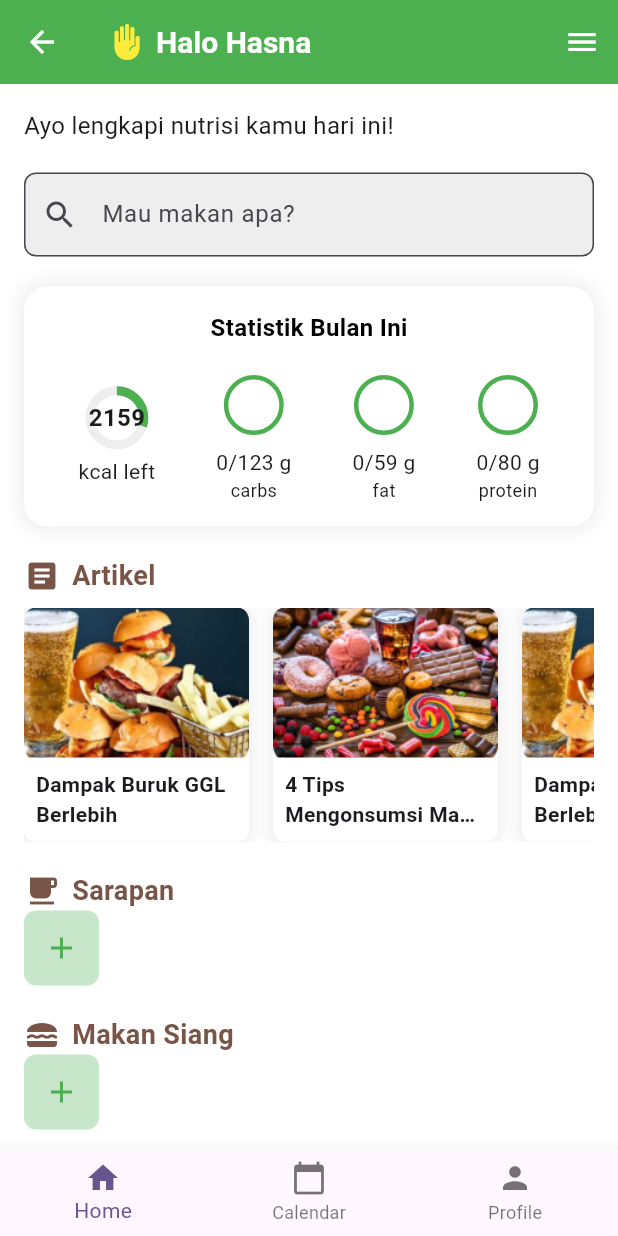
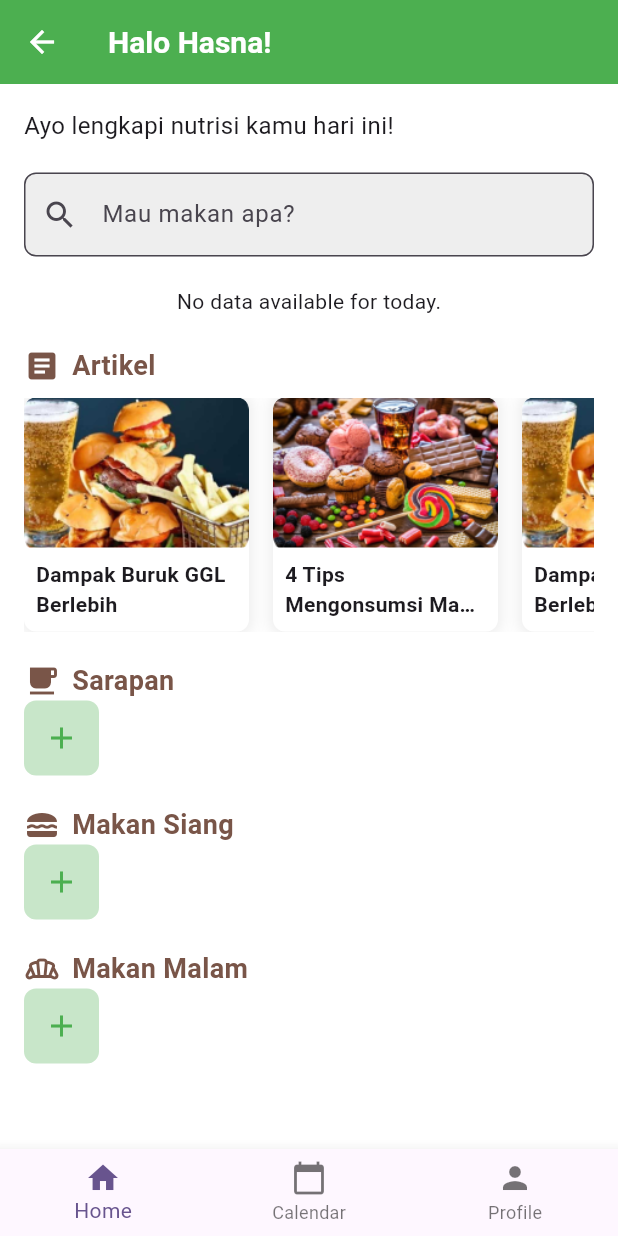
Before and after one commit to nailahazhr/tekber-finalproject, a Flutter app: the HomePage screen opened by its route, on a phone screen of 412 x 824 dp. Run offline on Flutter 3.47's test engine with Material 3 defaults, Android fonts, the phone set to English and light mode, and no system bars; our stand-ins replace cloud_firestore, connectivity_plus, easy_date_timeline, firebase_core, syncfusion_flutter_charts, table_calendar; accounts and stored records are empty; Roboto replaces fonts that are missing (Poppins).

Commit message:
add dynamic statistik harian

```diff
--- a/lib/screens/home_page.dart
+++ b/lib/screens/home_page.dart
@@ -1,3 +1,4 @@
+import 'package:cloud_firestore/cloud_firestore.dart';
 import 'package:flutter/material.dart';
 import 'package:ns_apps/data_to_cloud/pageAddMakan.dart';
 import 'package:ns_apps/screens/calendar_screen.dart';
@@ -36,7 +37,6 @@ class HomePage extends StatelessWidget {
         return;
     }
   }
-
   @override
   Widget build(BuildContext context) {
     return Scaffold(
@@ -45,10 +45,10 @@ class HomePage extends StatelessWidget {
          foregroundColor:Colors.white, backgroundColor: Colors.green,
         title: const Row(
           children: [
-            Icon(Icons.front_hand, color: Colors.yellow),
-            SizedBox(width: 8),
+            // Icon(Icons.front_hand, color: Colors.yellow),
+
             Text(
-              'Halo Hasna',
+              'Halo Hasna!',
               style: TextStyle(
                 color: Colors.white,
                 fontSize: 20,
@@ -59,10 +59,7 @@ class HomePage extends StatelessWidget {
             SizedBox(width: 8),
           ],
         ),
-        actions: [
-          IconButton(
-              icon: const Icon(Icons.menu, color: Colors.white), onPressed: () {}),
-        ],
+
       ),
       body: SingleChildScrollView(
         padding: const EdgeInsets.all(16.0),
@@ -116,8 +113,52 @@ class HomePage extends StatelessWidget {
       ),
     );
   }
+  Widget _buildNutritionStats() {
+    return StreamBuilder<QuerySnapshot>(
+      stream: FirebaseFirestore.instance
+          .collection('nutrisiPengguna')
+          .where('time', isGreaterThanOrEqualTo: DateTime.now().subtract(Duration(days: 1)))
+          .snapshots(),
+      builder: (context, snapshot) {
+        if (snapshot.connectionState == ConnectionState.waiting) {
+          return Center(child: CircularProgressIndicator());
+        }
 
-  Widget _buildNutritionStats() {
+        if (snapshot.hasError) {
+          return Center(child: Text('Error: ${snapshot.error}'));
+        }
+
+        final docs = snapshot.data!.docs;
+
+        if (docs.isEmpty) {
+          return Center(child: Text('No data available for today.'));
+        }
+
+        return FutureBuilder<Map<String, dynamic>>(
+          future: _fetchNutritionDetails(docs), // Fetch referenced data
+          builder: (context, snapshot) {
+            if (snapshot.connectionState == ConnectionState.waiting) {
+              return Center(child: CircularProgressIndicator());
+            }
+
+            if (snapshot.hasError) {
+              return Center(child: Text('Error: ${snapshot.error}'));
+            }
+
+            final nutritionData = snapshot.data ?? {};
+
+            // Current values
+            int carbs = nutritionData["karbohidrat"] ?? 0;
+            int fat = nutritionData["lemak"] ?? 0;
+            int protein = nutritionData["protein"] ?? 0;
+            int calories = nutritionData["kalori"] ?? 0;
+
+            // Target values
+            const int carbsTarget = 200;
+            const int fatTarget = 59;
+            const int proteinTarget = 80;
+            const int caloriesTarget = 2159;
+
             return Container(
               padding: const EdgeInsets.all(16),
               decoration: BoxDecoration(
@@ -142,55 +183,87 @@ class HomePage extends StatelessWidget {
                   Row(
                     mainAxisAlignment: MainAxisAlignment.spaceAround,
                     children: [
-              _buildCircularStat('2159', 'kcal left'),
-              _buildStatCircle('0/123 g', 'carbs'),
-              _buildStatCircle('0/59 g', 'fat'),
-              _buildStatCircle('0/80 g', 'protein'),
+                      _buildCircularStat(
+                          currentValue: calories,
+                          targetValue: caloriesTarget,
+                          label: 'kalori'),
+                      _buildCircularStat(
+                          currentValue: carbs,
+                          targetValue: carbsTarget,
+                          label: 'karbohidrat'),
+                      _buildCircularStat(
+                          currentValue: fat,
+                          targetValue: fatTarget,
+                          label: 'lemak'),
+                      _buildCircularStat(
+                          currentValue: protein,
+                          targetValue: proteinTarget,
+                          label: 'protein'),
                     ],
                   ),
                 ],
               ),
             );
+          },
+        );
+      },
+    );
   }
 
-  Widget _buildCircularStat(String value, String label) {
+  Future<Map<String, dynamic>> _fetchNutritionDetails(List<QueryDocumentSnapshot> docs) async {
+    Map<String, dynamic> aggregatedData = {
+      "karbohidrat": 0,
+      "lemak": 0,
+      "protein": 0,
+      "kalori": 0,
+    };
+
+    for (var doc in docs) {
+      // Resolve the `id` reference
+      DocumentReference ref = doc['id'];
+      DocumentSnapshot detailSnapshot = await ref.get();
+
+      if (detailSnapshot.exists) {
+        var detailData = detailSnapshot.data() as Map<String, dynamic>;
+
+        // Aggregate nutritional values
+        aggregatedData["karbohidrat"] += detailData["karbohidrat"] ?? 0;
+        aggregatedData["lemak"] += detailData["lemak"] ?? 0;
+        aggregatedData["protein"] += detailData["protein"] ?? 0;
+        aggregatedData["kalori"] += detailData["kalori"] ?? 0;
+      }
+    }
+
+    return aggregatedData;
+  }
+
+  Widget _buildCircularStat({
+    required int currentValue,
+    required int targetValue,
+    required String label,
+  }) {
+    double progress = currentValue / targetValue;
+    progress = progress.clamp(0.0, 1.0); // Ensure value is between 0 and 1
+
     return Column(
       children: [
         Stack(
           alignment: Alignment.center,
           children: [
             CircularProgressIndicator(
-              value: 0.3,
+              value: progress,
               backgroundColor: Colors.grey[200],
               valueColor: const AlwaysStoppedAnimation<Color>(Colors.green),
               strokeWidth: 6,
             ),
-            Text(
-              value,
-              style: const TextStyle(fontWeight: FontWeight.bold, fontSize: 16),
-            ),
           ],
         ),
         const SizedBox(height: 8),
+        Text(
+          '$currentValue/$targetValue',
+          style: const TextStyle(fontWeight: FontWeight.bold, fontSize: 14),
+        ),
         Text(label),
-      ],
-    );
-  }
-
-  Widget _buildStatCircle(String value, String label) {
-    return Column(
-      children: [
-        Container(
-          width: 40,
-          height: 40,
-          decoration: BoxDecoration(
-            shape: BoxShape.circle,
-            border: Border.all(color: Colors.green, width: 3),
-          ),
-        ),
-        const SizedBox(height: 8),
-        Text(value, style: const TextStyle(fontSize: 14)),
-        Text(label, style: const TextStyle(fontSize: 12)),
       ],
     );
   }
--- a/lib/screens/personalisasi_screen.dart
+++ b/lib/screens/personalisasi_screen.dart
@@ -156,7 +156,6 @@ class _PersonalisasiScreenState extends State<PersonalisasiScreen> {
       ],
     );
   }
-
   Widget _submitButton() {
     return GestureDetector(
       onTap: () {
```
Lines whose indentation alone changed are shown as unchanged.
